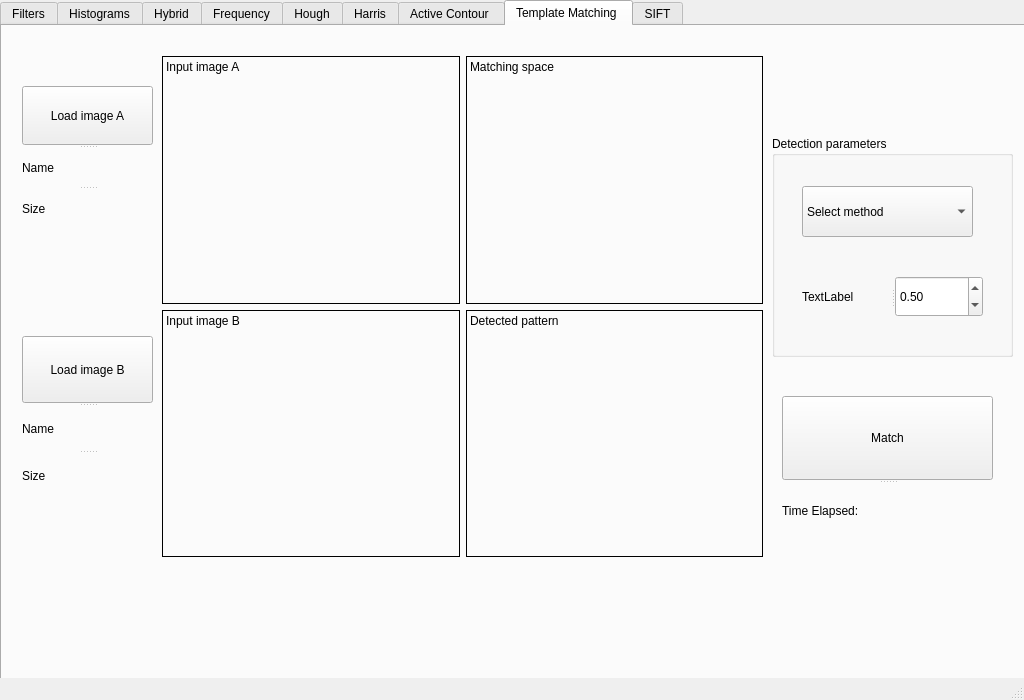
This is MainWindow.ui in Bravewarrior0/Computer-Vision as Qt 5 draws it before an edit. The edited form follows.
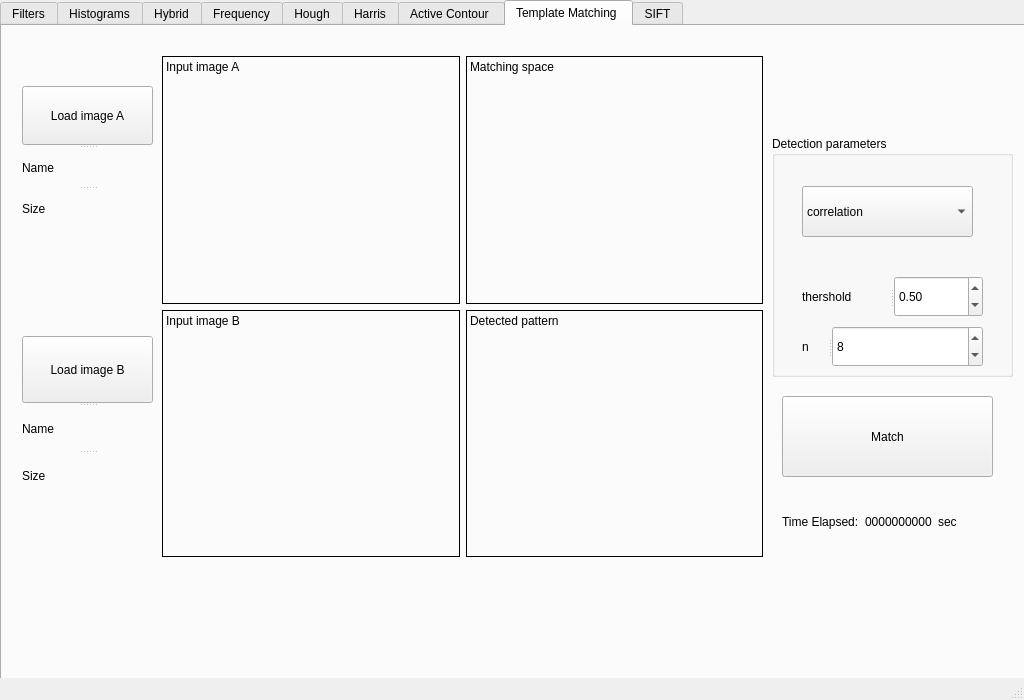
This is the edited form. Custom widgets are drawn as their Qt base class.

Diff of the .ui file:
```diff
--- a/MainWindow.ui
+++ b/MainWindow.ui
@@ -1689,7 +1689,7 @@
         <x>770</x>
         <y>110</y>
         <width>241</width>
-        <height>221</height>
+        <height>241</height>
        </rect>
       </property>
       <property name="title">
@@ -1704,11 +1704,6 @@
          <height>51</height>
         </rect>
        </property>
-       <item>
-        <property name="text">
-         <string>Select method </string>
-        </property>
-       </item>
        <item>
         <property name="text">
          <string>correlation </string>
@@ -1744,7 +1739,7 @@
        </property>
        <widget class="QLabel" name="label_49">
         <property name="text">
-         <string>TextLabel</string>
+         <string>thershold</string>
         </property>
        </widget>
        <widget class="QDoubleSpinBox" name="doubleSpinBox_tm">
@@ -1759,6 +1754,35 @@
         </property>
        </widget>
       </widget>
+      <widget class="QSplitter" name="splitter_39">
+       <property name="geometry">
+        <rect>
+         <x>30</x>
+         <y>190</y>
+         <width>181</width>
+         <height>41</height>
+        </rect>
+       </property>
+       <property name="orientation">
+        <enum>Qt::Horizontal</enum>
+       </property>
+       <widget class="QLabel" name="label_52">
+        <property name="text">
+         <string>n</string>
+        </property>
+       </widget>
+       <widget class="QSpinBox" name="spinBox_TM_n">
+        <property name="minimum">
+         <number>1</number>
+        </property>
+        <property name="maximum">
+         <number>12</number>
+        </property>
+        <property name="value">
+         <number>8</number>
+        </property>
+       </widget>
+      </widget>
      </widget>
      <widget class="QWidget" name="layoutWidget">
       <property name="geometry">
@@ -1886,7 +1910,7 @@
         <x>780</x>
         <y>370</y>
         <width>211</width>
-        <height>141</height>
+        <height>81</height>
        </rect>
       </property>
       <property name="orientation">
@@ -1897,11 +1921,42 @@
         <string>Match</string>
        </property>
       </widget>
-      <widget class="QLabel" name="label_42">
-       <property name="text">
-        <string>Time Elapsed:</string>
-       </property>
-      </widget>
+     </widget>
+     <widget class="QWidget" name="">
+      <property name="geometry">
+       <rect>
+        <x>780</x>
+        <y>470</y>
+        <width>211</width>
+        <height>51</height>
+       </rect>
+      </property>
+      <layout class="QHBoxLayout" name="horizontalLayout_8">
+       <item>
+        <widget class="QLabel" name="label_42">
+         <property name="text">
+          <string>Time Elapsed:</string>
+         </property>
+        </widget>
+       </item>
+       <item>
+        <widget class="QLabel" name="label_TM_time">
+         <property name="text">
+          <string>0000000000</string>
+         </property>
+         <property name="textFormat">
+          <enum>Qt::AutoText</enum>
+         </property>
+        </widget>
+       </item>
+       <item>
+        <widget class="QLabel" name="label_51">
+         <property name="text">
+          <string>sec</string>
+         </property>
+        </widget>
+       </item>
+      </layout>
      </widget>
     </widget>
     <widget class="QWidget" name="tab_2">
```
Left out of the diff: 4 changed lines with no effect on the pictures.
